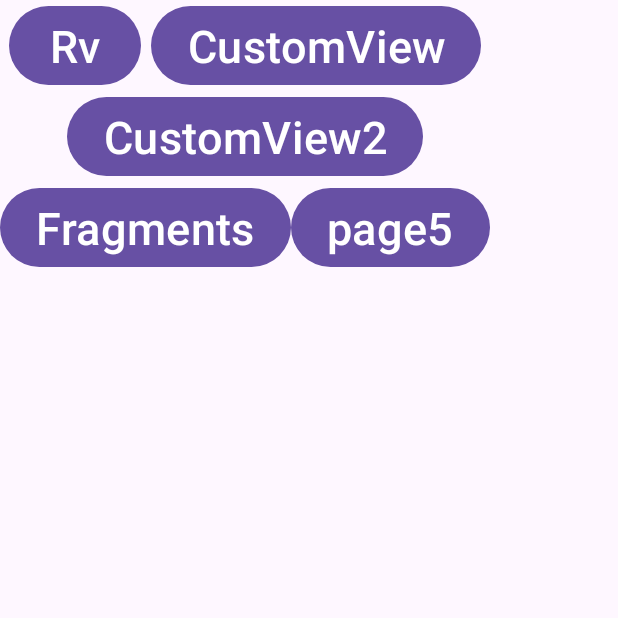
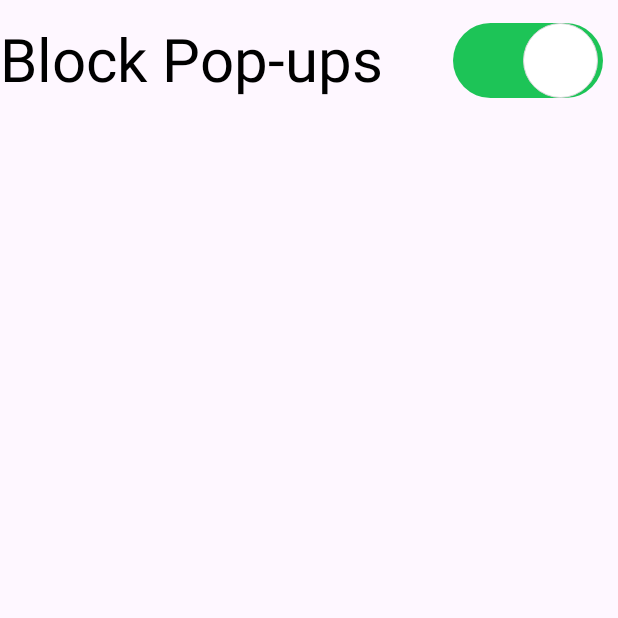
Before and after one commit to songzhw/KAE-to-ViewBinding, an Android app: the screen it shows after launch (MainActivity before the commit, CustomViewPage2 after it), after a tap on "CustomView2", on a phone screen of 412 x 824 dp, the top half of it. Run offline under Robolectric (Android 15) with nearby library versions, the phone set to English and light mode, and no system bars.

Commit message:
demo of view

```diff
--- a/demo/KAE_Converter1/app/src/main/AndroidManifest.xml
+++ b/demo/KAE_Converter1/app/src/main/AndroidManifest.xml
@@ -26,6 +26,7 @@
 
         <activity android:name=".RvPage"/>
         <activity android:name=".CustomViewPage"/>
+        <activity android:name=".CustomViewPage2"/>
         <activity android:name=".FragmentBoxPage"/>
 
     </application>
--- /dev/null
+++ b/demo/KAE_Converter1/app/src/main/java/ca/six/demo/kae_converter1/CustomViewPage2.kt
@@ -0,0 +1,54 @@
+package ca.six.demo.kae_converter1
+
+import android.content.Context
+import android.graphics.Color
+import android.graphics.drawable.GradientDrawable
+import android.util.AttributeSet
+import android.view.LayoutInflater
+import android.widget.FrameLayout
+import androidx.appcompat.app.AppCompatActivity
+import ca.six.demo.kae_converter1.extensions.dpToPx
+import kotlinx.android.synthetic.main.view_ios_switch.view.ivSwitchBg
+import kotlinx.android.synthetic.main.view_ios_switch.view.mtlaySwitch
+
+class CustomViewPage2: AppCompatActivity(R.layout.actv_ios_switch) {
+}
+
+class SwitchIosView @JvmOverloads constructor(
+    context: Context,
+    attrs: AttributeSet? = null,
+    defStyleAttr: Int = 0
+) : FrameLayout(context, attrs, defStyleAttr) {
+
+    val greenBg = GradientDrawable()
+    val grayBg = GradientDrawable()
+    var isActive = true
+
+    init {
+        LayoutInflater.from(context).inflate(R.layout.view_ios_switch, this, true)
+
+        greenBg.cornerRadius = 30f.dpToPx()
+        greenBg.setColor(Color.parseColor("#1DC457"))
+        grayBg.cornerRadius = 30f.dpToPx()
+        grayBg.setColor(Color.parseColor("#D5D6D7"))
+
+        ivSwitchBg.setImageDrawable(greenBg)
+
+        ivSwitchBg.setOnClickListener {
+            if(isActive){
+                mtlaySwitch.transitionToEnd()
+            } else {
+                mtlaySwitch.transitionToStart()
+            }
+
+            val src = if (isActive) grayBg else greenBg
+            ivSwitchBg.setImageDrawable(src)
+
+            isActive = !isActive
+        }
+
+
+
+    }
+
+}
--- /dev/null
+++ b/demo/KAE_Converter1/app/src/main/java/ca/six/demo/kae_converter1/FragmentBoxPage.kt
@@ -0,0 +1,6 @@
+package ca.six.demo.kae_converter1
+
+import androidx.appcompat.app.AppCompatActivity
+
+class FragmentBoxPage: AppCompatActivity() {
+}
--- a/demo/KAE_Converter1/app/src/main/java/ca/six/demo/kae_converter1/MainActivity.kt
+++ b/demo/KAE_Converter1/app/src/main/java/ca/six/demo/kae_converter1/MainActivity.kt
@@ -19,7 +19,7 @@ class MainActivity : AppCompatActivity(R.layout.activity_main) {
         btn2.text = "CustomView"
         btn2.setOnClickListener { nav<CustomViewPage>() }
         btn3.text = "CustomView2"
-        btn3.setOnClickListener {  }
+        btn3.setOnClickListener { nav<CustomViewPage2>()  }
         btn4.text = "Fragments"
         btn4.setOnClickListener { nav<FragmentBoxPage>() }
     }
--- /dev/null
+++ b/demo/KAE_Converter1/app/src/main/java/ca/six/demo/kae_converter1/extensions/MathExt.kt
@@ -0,0 +1,15 @@
+package ca.six.demo.kae_converter1.extensions
+
+import android.content.res.Resources
+
+fun Int.dpToPx(): Int {
+    return (this * Resources.getSystem().displayMetrics.density).toInt()
+}
+
+fun Float.dpToPx(): Float {
+    return this * Resources.getSystem().displayMetrics.density
+}
+
+fun Int.pxToDp(): Int {
+    return (this.toFloat() / Resources.getSystem().displayMetrics.density).toInt()
+}
--- /dev/null
+++ b/demo/KAE_Converter1/app/src/main/res/drawable/white_circle.xml
@@ -0,0 +1,8 @@
+<?xml version="1.0" encoding="utf-8"?>
+<shape xmlns:android="http://schemas.android.com/apk/res/android"
+    android:shape="oval">
+    <solid android:color="#fff" />
+    <stroke
+        android:width="1px"
+        android:color="#D5D6D7" />
+</shape>
--- /dev/null
+++ b/demo/KAE_Converter1/app/src/main/res/layout/actv_ios_switch.xml
@@ -0,0 +1,23 @@
+<?xml version="1.0" encoding="utf-8"?>
+<RelativeLayout xmlns:android="http://schemas.android.com/apk/res/android"
+    android:layout_width="match_parent"
+    android:layout_height="match_parent">
+
+    <TextView android:id="@+id/tvTitle"
+        android:layout_width="wrap_content"
+        android:layout_height="wrap_content"
+        android:textSize="40dp"
+        android:text="Block Pop-ups"
+        android:textColor="#000"
+        android:layout_marginTop="12dp"
+        />
+
+    <ca.six.demo.kae_converter1.SwitchIosView
+        android:layout_width="100dp"
+        android:layout_height="50dp"
+        android:layout_alignParentRight="true"
+        android:layout_marginRight="10dp"
+        android:layout_marginTop="15dp"
+        />
+
+</RelativeLayout>
--- /dev/null
+++ b/demo/KAE_Converter1/app/src/main/res/layout/view_ios_switch.xml
@@ -0,0 +1,31 @@
+<?xml version="1.0" encoding="utf-8"?>
+<androidx.constraintlayout.motion.widget.MotionLayout xmlns:android="http://schemas.android.com/apk/res/android"
+    xmlns:app="http://schemas.android.com/apk/res-auto"
+    xmlns:tools="http://schemas.android.com/tools"
+    android:id="@+id/mtlaySwitch"
+    android:layout_width="match_parent"
+    android:layout_height="match_parent"
+    tools:parentTag="androidx.constraintlayout.motion.widget.MotionLayout"
+    app:layoutDescription="@xml/scene_view_ios_switch"
+    >
+
+    <ImageView
+        android:id="@+id/ivSwitchBg"
+        android:layout_width="match_parent"
+        android:layout_height="match_parent"
+        app:layout_constraintStart_toStartOf="parent"
+        app:layout_constraintTop_toTopOf="parent"
+        tools:background="#ccc" />
+
+    <ImageView
+        android:id="@+id/ivSwitchPad"
+        android:layout_width="0dp"
+        android:layout_height="match_parent"
+        android:layout_marginEnd="3dp"
+        android:layout_marginVertical="3dp"
+        android:background="@drawable/white_circle"
+        app:layout_constraintDimensionRatio="1:1"
+        app:layout_constraintEnd_toEndOf="parent"
+        app:layout_constraintTop_toTopOf="parent" />
+
+</androidx.constraintlayout.motion.widget.MotionLayout>
--- /dev/null
+++ b/demo/KAE_Converter1/app/src/main/res/xml/scene_view_ios_switch.xml
@@ -0,0 +1,50 @@
+<?xml version="1.0" encoding="utf-8"?>
+<MotionScene xmlns:android="http://schemas.android.com/apk/res/android"
+    xmlns:motion="http://schemas.android.com/apk/res-auto">
+
+    <Transition
+        motion:constraintSetEnd="@id/end"
+        motion:constraintSetStart="@+id/start"
+        motion:motionInterpolator="easeInOut"
+        motion:duration="250"/>
+
+    <ConstraintSet android:id="@+id/start">
+        <Constraint android:id="@+id/ivSwitchBg"
+            android:layout_width="match_parent"
+            android:layout_height="match_parent"
+            motion:layout_constraintStart_toStartOf="parent"
+            motion:layout_constraintTop_toTopOf="parent"
+            />
+        <Constraint android:id="@+id/ivSwitchPad"
+            android:layout_width="0dp"
+            android:layout_height="match_parent"
+            android:layout_marginEnd="3dp"
+            android:layout_marginVertical="3dp"
+            android:background="@drawable/white_circle"
+            motion:layout_constraintDimensionRatio="1:1"
+            motion:layout_constraintTop_toTopOf="parent"
+            motion:layout_constraintEnd_toEndOf="parent"
+            />
+    </ConstraintSet>
+
+    <ConstraintSet android:id="@+id/end">
+        <Constraint android:id="@id/ivSwitchBg"
+            android:layout_width="match_parent"
+            android:layout_height="match_parent"
+            motion:layout_constraintStart_toStartOf="parent"
+            motion:layout_constraintTop_toTopOf="parent"
+            />
+        <Constraint android:id="@+id/ivSwitchPad"
+            android:layout_width="0dp"
+            android:layout_height="match_parent"
+            android:layout_marginEnd="3dp"
+            android:layout_marginVertical="3dp"
+            android:background="@drawable/white_circle"
+            motion:layout_constraintDimensionRatio="1:1"
+            motion:layout_constraintTop_toTopOf="parent"
+            motion:layout_constraintStart_toStartOf="parent"
+            android:layout_marginStart="3dp"/>
+    </ConstraintSet>
+
+
+</MotionScene>
```
